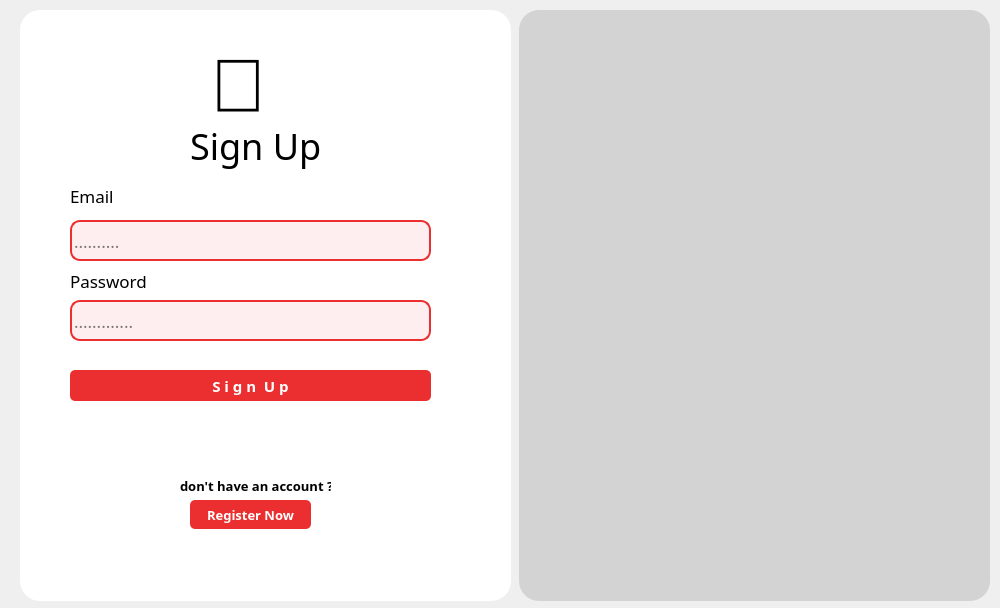
This is login-form.ui in Cxuchy/Esprit-Planner-Administrator as Qt 5 draws it before an edit. The edited form follows.
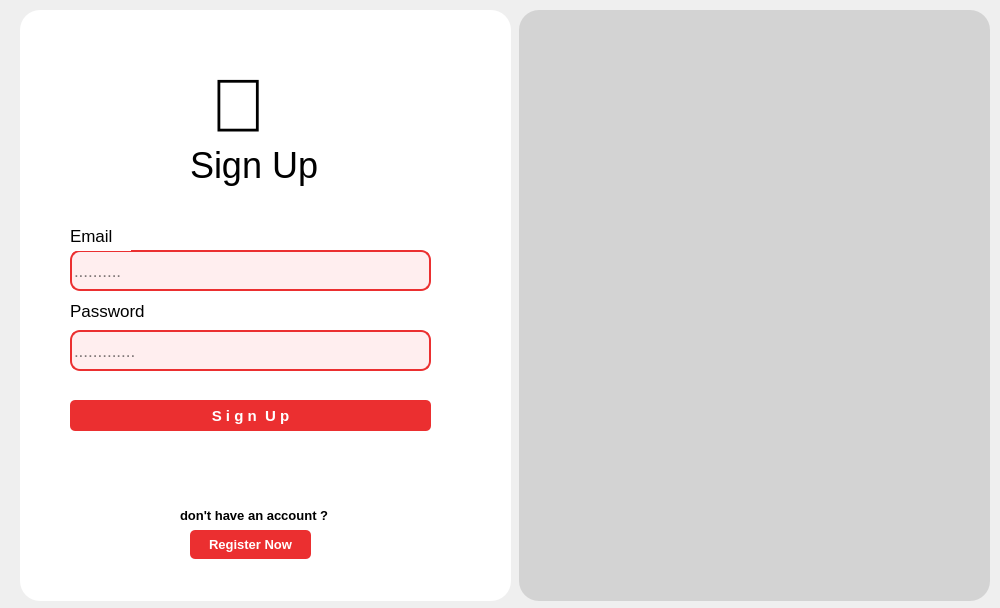
This is the edited form. Icons and pictures are not drawn.

```diff
--- a/login-form.ui
+++ b/login-form.ui
@@ -30,14 +30,14 @@
     <property name="geometry">
      <rect>
       <x>50</x>
-      <y>210</y>
+      <y>240</y>
       <width>361</width>
       <height>41</height>
      </rect>
     </property>
     <property name="font">
      <font>
-      <family>Sitka Text</family>
+      <family>Segoe UI</family>
       <pointsize>13</pointsize>
      </font>
     </property>
@@ -63,14 +63,14 @@
     <property name="geometry">
      <rect>
       <x>50</x>
-      <y>290</y>
+      <y>320</y>
       <width>361</width>
       <height>41</height>
      </rect>
     </property>
     <property name="font">
      <font>
-      <family>Sitka Text</family>
+      <family>Segoe UI</family>
       <pointsize>13</pointsize>
      </font>
     </property>
@@ -99,14 +99,14 @@
     <property name="geometry">
      <rect>
       <x>50</x>
-      <y>360</y>
+      <y>390</y>
       <width>361</width>
       <height>31</height>
      </rect>
     </property>
     <property name="font">
      <font>
-      <family>Sitka Text</family>
+      <family>Segoe UI</family>
       <pointsize>11</pointsize>
       <weight>75</weight>
       <bold>true</bold>
@@ -134,14 +134,14 @@
     <property name="geometry">
      <rect>
       <x>160</x>
-      <y>460</y>
+      <y>490</y>
       <width>151</width>
       <height>31</height>
      </rect>
     </property>
     <property name="font">
      <font>
-      <family>Sitka Text</family>
+      <family>Segoe UI</family>
       <pointsize>10</pointsize>
       <weight>75</weight>
       <bold>true</bold>
@@ -158,14 +158,14 @@
     <property name="geometry">
      <rect>
       <x>170</x>
-      <y>490</y>
+      <y>520</y>
       <width>121</width>
       <height>29</height>
      </rect>
     </property>
     <property name="font">
      <font>
-      <family>Sitka Text</family>
+      <family>Segoe UI</family>
       <pointsize>10</pointsize>
       <weight>75</weight>
       <bold>true</bold>
@@ -193,14 +193,14 @@
     <property name="geometry">
      <rect>
       <x>170</x>
-      <y>110</y>
+      <y>130</y>
       <width>181</width>
       <height>51</height>
      </rect>
     </property>
     <property name="font">
      <font>
-      <family>Sitka Text</family>
+      <family>Segoe UI</family>
       <pointsize>27</pointsize>
       <weight>50</weight>
       <bold>false</bold>
@@ -217,13 +217,14 @@
     <property name="geometry">
      <rect>
       <x>190</x>
-      <y>30</y>
+      <y>50</y>
       <width>151</width>
       <height>91</height>
      </rect>
     </property>
     <property name="font">
      <font>
+      <family>Segoe UI</family>
       <pointsize>56</pointsize>
       <weight>75</weight>
       <bold>true</bold>
@@ -237,14 +238,14 @@
     <property name="geometry">
      <rect>
       <x>50</x>
-      <y>170</y>
+      <y>210</y>
       <width>61</width>
       <height>31</height>
      </rect>
     </property>
     <property name="font">
      <font>
-      <family>Sitka Text</family>
+      <family>Segoe UI</family>
       <pointsize>13</pointsize>
       <weight>50</weight>
       <bold>false</bold>
@@ -261,14 +262,14 @@
     <property name="geometry">
      <rect>
       <x>50</x>
-      <y>260</y>
+      <y>290</y>
       <width>101</width>
       <height>21</height>
      </rect>
     </property>
     <property name="font">
      <font>
-      <family>Sitka Text</family>
+      <family>Segoe UI</family>
       <pointsize>13</pointsize>
       <weight>50</weight>
       <bold>false</bold>
```
